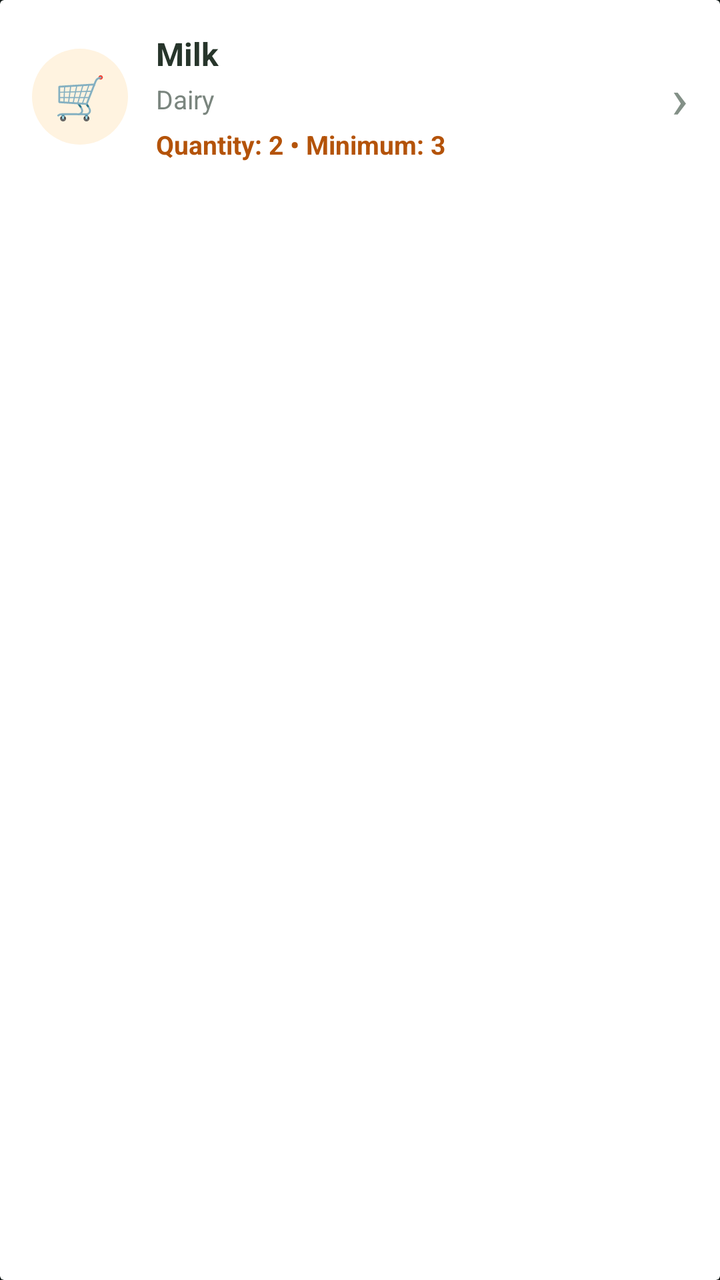
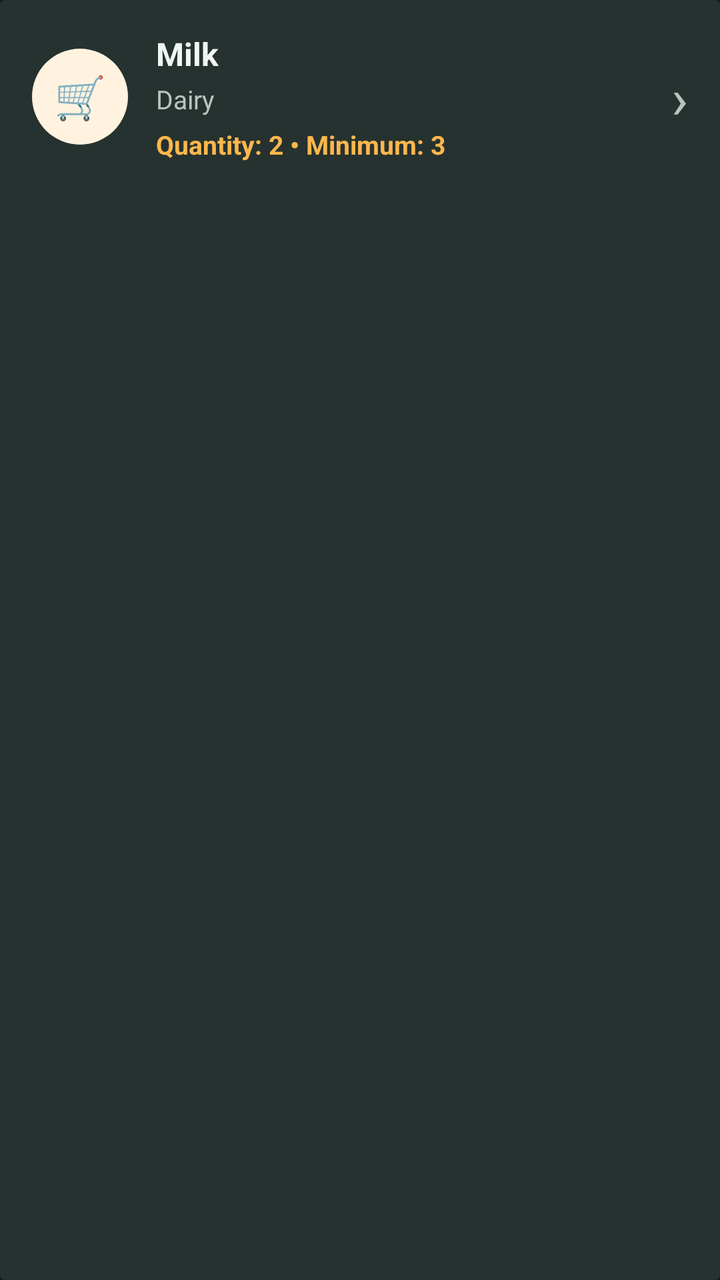

The first picture is an Android layout as it rendered before a commit; the second is the same layout after the commit. The layout source and the unified diff follow.
<!-- AndroidManifest.xml: application theme Theme.SmartPantryManager -->
<!-- res/layout/item_low_stock.xml -->
<?xml version="1.0" encoding="utf-8"?>
<androidx.cardview.widget.CardView
    xmlns:android="http://schemas.android.com/apk/res/android"
    android:layout_width="match_parent"
    android:layout_height="wrap_content"
    android:layout_marginBottom="10dp"
    android:backgroundTint="#FFFFFF"
    android:elevation="0dp"
    android:radius="18dp">

    <LinearLayout
        android:layout_width="match_parent"
        android:layout_height="wrap_content"
        android:gravity="center_vertical"
        android:orientation="horizontal"
        android:padding="16dp">

        
        <TextView
            android:layout_width="48dp"
            android:layout_height="48dp"
            android:background="@drawable/low_stock_circle"
            android:gravity="center"
            android:text="🛒"
            android:textSize="21sp" />

        
        <LinearLayout
            android:layout_width="0dp"
            android:layout_height="wrap_content"
            android:layout_marginStart="14dp"
            android:layout_weight="1"
            android:orientation="vertical">

            <TextView
                android:id="@+id/lowStockItemName"
                android:layout_width="wrap_content"
                android:layout_height="wrap_content"
                android:text="Milk"
                android:textColor="#27352B"
                android:textSize="16sp"
                android:textStyle="bold" />

            <TextView
                android:id="@+id/lowStockItemCategory"
                android:layout_width="wrap_content"
                android:layout_height="wrap_content"
                android:layout_marginTop="3dp"
                android:text="Dairy"
                android:textColor="#7A857E"
                android:textSize="13sp" />

            <TextView
                android:id="@+id/lowStockItemQuantity"
                android:layout_width="wrap_content"
                android:layout_height="wrap_content"
                android:layout_marginTop="5dp"
                android:text="Quantity: 2 • Minimum: 3"
                android:textColor="#B45309"
                android:textSize="13sp"
                android:textStyle="bold" />

        </LinearLayout>

        
        <TextView
            android:layout_width="wrap_content"
            android:layout_height="wrap_content"
            android:text="›"
            android:textColor="#839087"
            android:textSize="28sp" />

    </LinearLayout>

</androidx.cardview.widget.CardView>
<!-- resources referenced by this layout -->
<resources>
  <!-- drawable low_stock_circle (drawable) -->
  <?xml version="1.0" encoding="utf-8"?>
  <shape xmlns:android="http://schemas.android.com/apk/res/android"
      android:shape="oval">
  
      <solid android:color="#FFF3E0" />
  
  </shape>
  <style name="Theme.SmartPantryManager" parent="Base.Theme.SmartPantryManager" />
  <style name="Base.Theme.SmartPantryManager" parent="Theme.Material3.Dark.NoActionBar">
  
          <item name="colorPrimary">@color/primary_green</item>
          <item name="colorOnPrimary">@color/black</item>
  
          <item name="colorSecondary">@color/primary_green_dark</item>
          <item name="colorOnSecondary">@color/text_primary_dark</item>
  
          <item name="colorSurface">@color/surface_dark</item>
          <item name="colorOnSurface">@color/text_primary_dark</item>
  
          <item name="android:windowBackground">@color/background_dark</item>
          <item name="android:colorAccent">@color/primary_green</item>
  
          <item name="android:statusBarColor">@color/background_dark</item>
          <item name="android:navigationBarColor">@color/background_dark</item>
  
          <item name="android:windowLightStatusBar">false</item>
  
      </style>
  <color name="primary_green">#39D98A</color>
  <color name="black">#FF000000</color>
  <color name="primary_green_dark">#1F8F5B</color>
  <color name="text_primary_dark">#F1F5F3</color>
  <color name="surface_dark">#1C2523</color>
  <color name="background_dark">#111917</color>
</resources>

<!-- the commit's change to res/layout/item_low_stock.xml (unified diff, before → after) -->
@@ -4,7 +4,7 @@
     android:layout_width="match_parent"
     android:layout_height="wrap_content"
     android:layout_marginBottom="10dp"
-    android:backgroundTint="#FFFFFF"
+    android:backgroundTint="@color/surface_card"
     android:elevation="0dp"
     android:radius="18dp">
 
@@ -37,7 +37,7 @@
                 android:layout_width="wrap_content"
                 android:layout_height="wrap_content"
                 android:text="Milk"
-                android:textColor="#27352B"
+                android:textColor="@color/text_primary_dark"
                 android:textSize="16sp"
                 android:textStyle="bold" />
 
@@ -47,7 +47,7 @@
                 android:layout_height="wrap_content"
                 android:layout_marginTop="3dp"
                 android:text="Dairy"
-                android:textColor="#7A857E"
+                android:textColor="@color/text_secondary_dark"
                 android:textSize="13sp" />
 
             <TextView
@@ -56,7 +56,7 @@
                 android:layout_height="wrap_content"
                 android:layout_marginTop="5dp"
                 android:text="Quantity: 2 • Minimum: 3"
-                android:textColor="#B45309"
+                android:textColor="#FFFFB74D"
                 android:textSize="13sp"
                 android:textStyle="bold" />
 
@@ -67,7 +67,7 @@
             android:layout_width="wrap_content"
             android:layout_height="wrap_content"
             android:text="›"
-            android:textColor="#839087"
+            android:textColor="@color/text_secondary_dark"
             android:textSize="28sp" />
 
     </LinearLayout>
<!-- resource entries referenced after the edit -->
@@ -1,5 +1,6 @@
 <!-- resources referenced by this layout -->
 <resources>
+  <color name="surface_card">#26322F</color>
   <!-- drawable low_stock_circle (drawable) -->
   <?xml version="1.0" encoding="utf-8"?>
   <shape xmlns:android="http://schemas.android.com/apk/res/android"
@@ -33,6 +34,7 @@
   <color name="black">#FF000000</color>
   <color name="primary_green_dark">#1F8F5B</color>
   <color name="text_primary_dark">#F1F5F3</color>
+  <color name="text_secondary_dark">#B8C4BF</color>
   <color name="surface_dark">#1C2523</color>
   <color name="background_dark">#111917</color>
 </resources>
